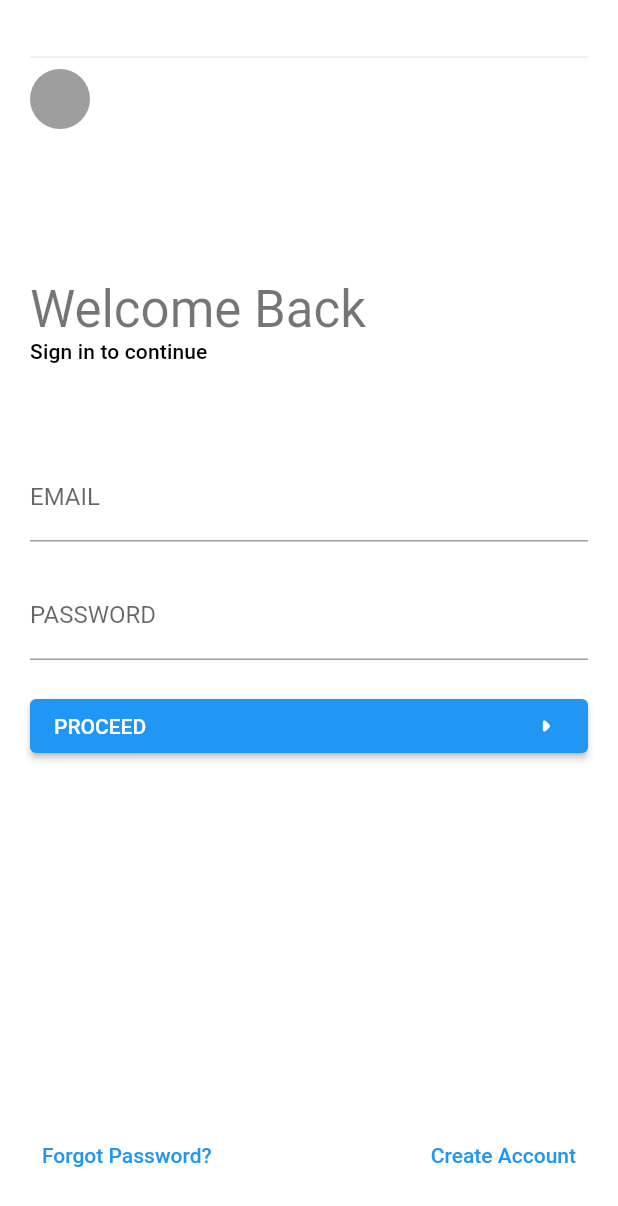
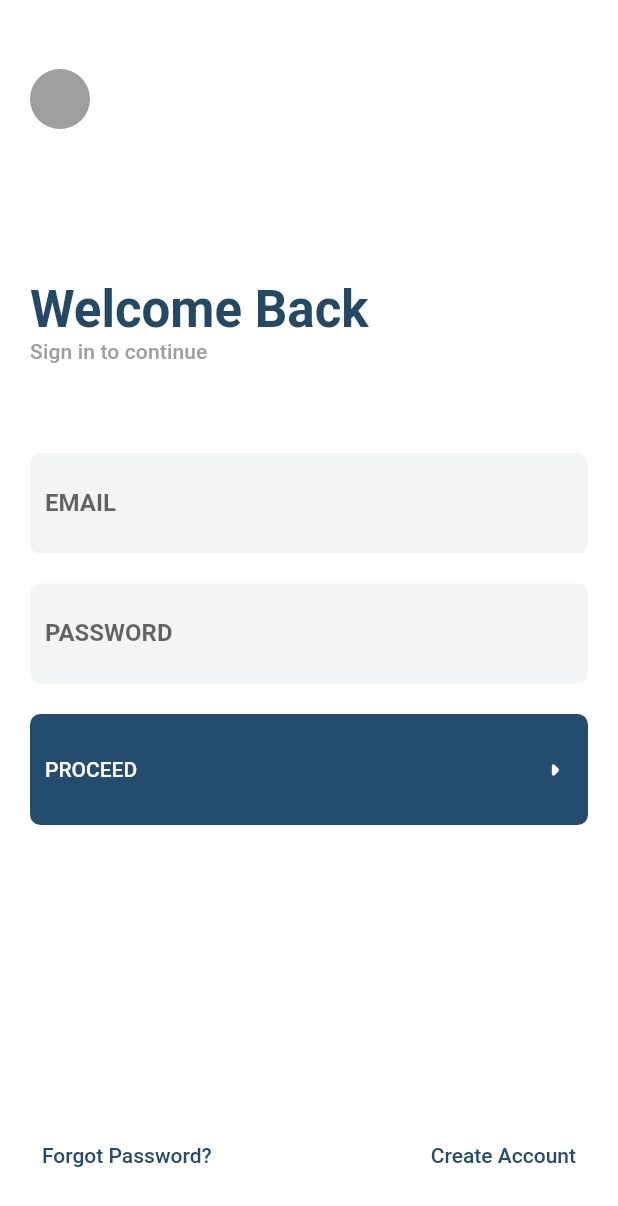
Before and after one commit to Harrem/messagingApp, a Flutter app: the screen it shows after launch, on a phone screen of 412 x 824 dp. Shown: the top 1206 px of the screen. Run offline on Flutter 3.47's test engine with Material 2 defaults, Android fonts, the phone set to English and light mode, and no system bars; our stand-ins replace cloud_firestore, firebase_auth, firebase_core, firebase_storage; accounts and stored records are empty.

```diff
--- a/lib/main.dart
+++ b/lib/main.dart
@@ -1,6 +1,7 @@
 import 'dart:async';
 import 'package:assignment/controller/bottom_nav_controller.dart';
 import 'package:cloud_firestore/cloud_firestore.dart';
+import 'package:flutter/scheduler.dart';
 
 import 'route.dart';
 import 'firebase_options.dart';
@@ -76,8 +77,11 @@ class _MyAppState extends State<MyApp> {
       ],
       child: Consumer<ThemeController>(
         builder: (((context, value, child) {
-          var sysBrightness = MediaQuery.of(context).platformBrightness;
-          value.setSysThemeMode(sysBrightness == Brightness.dark);
+          if (value.isDefault) {
+            var sysBrightness =
+                SchedulerBinding.instance.window.platformBrightness;
+            value.setSysThemeMode(sysBrightness == Brightness.dark);
+          }
           return MaterialApp(
             initialRoute: FirebaseAuth.instance.currentUser != null
                 ? RouteGenerator.loadingPage
@@ -87,7 +91,7 @@ class _MyAppState extends State<MyApp> {
             navigatorKey: navigatorKey,
             debugShowCheckedModeBanner: false,
             title: 'Messenger',
-            theme: value.themeMode,
+            theme: value.themeData,
           );
         })),
       ),
--- a/lib/route.dart
+++ b/lib/route.dart
@@ -1,3 +1,5 @@
+import 'package:assignment/screens/edit_profile_pic.dart';
+import 'package:assignment/screens/loading.dart';
 import 'package:assignment/screens/messaging.dart';
 import 'package:flutter/material.dart';
 import 'screens/create_profile.dart';
@@ -19,6 +21,8 @@ class RouteGenerator {
   static const String resetPassword = "./screens/reset_password.dart";
   static const String searchPage = "./screens/search.dart";
   static const String messagePage = "./screens/message.dart";
+  static const String loadingPage = "./screens/loading.dart";
+  static const String editProfilePic = "./screens/edit_profile_pic.dart";
 
   RouteGenerator._();
 
@@ -42,8 +46,12 @@ class RouteGenerator {
         return MaterialPageRoute(builder: (_) => Search());
       case messagePage:
         return MaterialPageRoute(builder: (_) => const MessageScreen());
+      case editProfilePic:
+        return MaterialPageRoute(builder: (_) => const EditProfilePicPage());
+      case loadingPage:
+        return MaterialPageRoute(builder: (_) => const Loading());
       default:
-        return MaterialPageRoute(builder: (_) => const Home());
+        return MaterialPageRoute(builder: (_) => const Loading());
     }
   }
 }
```
